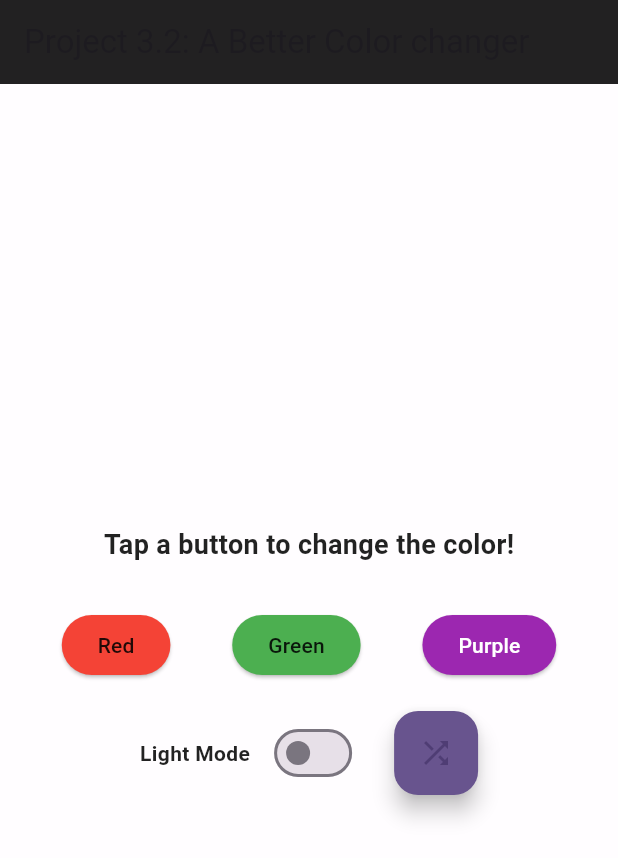
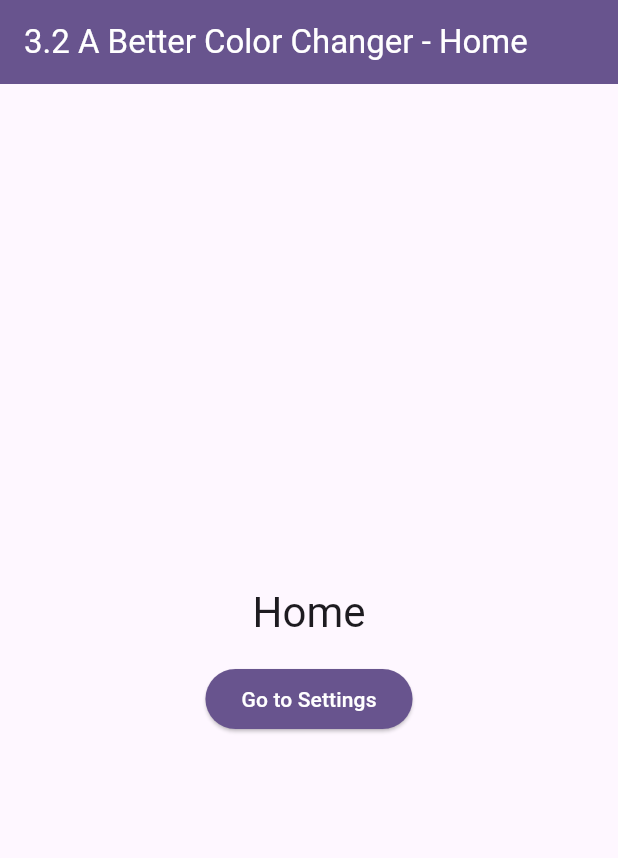
Before and after one commit to CammarataLudovico/flutter_void, a Flutter app: the screen it shows after launch, on a phone screen of 412 x 824 dp. Shown: the top 858 px of the screen. Run offline on Flutter 3.47's test engine with Material 3 defaults, Android fonts, the phone set to English and light mode, and no system bars; our stand-ins replace flutter_riverpod, go_router.

Commit message:
Project completed - Implemented theme management with Riverpod and add navigation between home and settings screens

```diff
--- a/lib/main.dart
+++ b/lib/main.dart
@@ -1,177 +1,59 @@
-import "dart:math";
+import "package:a_better_color_changer_3_2/providers/theme_notifier.dart";
+import "package:a_better_color_changer_3_2/screens/home.dart";
+import "package:a_better_color_changer_3_2/screens/settings.dart";
 import "package:flutter/material.dart";
+import "package:flutter_riverpod/flutter_riverpod.dart";
+import "package:go_router/go_router.dart";
 
 void main() {
-  runApp(const MyApp());
+  runApp(const ProviderScope(child: MyApp()));
 }
 
-class MyApp extends StatefulWidget {
+class MyApp extends ConsumerWidget {
   const MyApp({super.key});
 
   @override
-  State<MyApp> createState() => _MyAppState();
-}
+  Widget build(BuildContext context, WidgetRef ref) {
+    final themeState = ref.watch(themeNotifierProvider);
 
-class _MyAppState extends State<MyApp> {
-  Color _seedColor = Colors.deepPurple;
+    final router = GoRouter(
+      routes: [
+        GoRoute(
+          path: "/",
+          redirect: (BuildContext context, GoRouterState state) => "/home",
+        ),
+        GoRoute(path: "/home", builder: (context, state) => const HomeScreen()),
+        GoRoute(
+          path: "/settings",
+          builder: (context, state) => const SettingsScreen(),
+        ),
+      ],
+    );
 
-  void _randomizeSeed() {
-    final rnd = Random();
-    final randomColor = Colors.primaries[rnd.nextInt(Colors.primaries.length)];
-    setState(() {
-      _seedColor = randomColor;
-    });
-  }
+    final lightScheme = ColorScheme.fromSeed(
+      seedColor: themeState.seedColor,
+    );
+    final darkScheme = ColorScheme.fromSeed(
+      seedColor: themeState.seedColor,
+      brightness: Brightness.dark,
+    );
 
-  @override
-  Widget build(BuildContext context) {
-    return MaterialApp(
+    return MaterialApp.router(
       title: "Project 3.2: A Better Color changer",
       theme: ThemeData(
-        colorScheme: ColorScheme.fromSeed(seedColor: _seedColor),
+        colorScheme: lightScheme,
+        scaffoldBackgroundColor: lightScheme.surface,
+        useMaterial3: true,
       ),
-      home: ColorChangerPage(onRandomize: _randomizeSeed),
+      darkTheme: ThemeData(
+        colorScheme: darkScheme,
+        scaffoldBackgroundColor: darkScheme.surface,
+        useMaterial3: true,
+      ),
+      themeMode: themeState.brightness == Brightness.dark
+          ? ThemeMode.dark
+          : ThemeMode.light,
+      routerConfig: router,
     );
   }
 }
-
-class ColorChangerPage extends StatefulWidget {
-  const ColorChangerPage({super.key, this.onRandomize});
-  final VoidCallback? onRandomize;
-
-  @override
-  State<ColorChangerPage> createState() => _ColorChangerPageState();
-}
-
-class _ColorChangerPageState extends State<ColorChangerPage> {
-  Color _backgroundColor = Colors.white70;
-  bool isSwitched = false;
-  Brightness brightness = Brightness.light;
-
-  @override
-  Widget build(BuildContext context) {
-    return Scaffold(
-      appBar: AppBar(
-        title: const Text("Project 3.2: A Better Color changer"),
-        backgroundColor: Colors.black87,
-      ),
-      body: AnimatedContainer(
-        duration: const Duration(milliseconds: 500),
-        color: _backgroundColor,
-        child: Center(
-          child: Column(
-            mainAxisAlignment: MainAxisAlignment.center,
-            children: <Widget>[
-              Text(
-                "Tap a button to change the color!",
-                style: TextStyle(
-                  fontSize: 18,
-                  fontWeight: FontWeight.bold,
-                  color: isSwitched ? Colors.white70 : Colors.black87,
-                ),
-              ),
-              const SizedBox(height: 30),
-              Row(
-                mainAxisAlignment: MainAxisAlignment.spaceEvenly,
-                children: [
-                  ElevatedButton(
-                    style: ElevatedButton.styleFrom(
-                      backgroundColor: Colors.red,
-                    ),
-                    onPressed: () {
-                      setState(() {
-                        _backgroundColor = Colors.red;
-                        isSwitched = false;
-                      });
-                    },
-                    child: const Text(
-                      "Red",
-                      style: TextStyle(
-                        color: Colors.black87,
-                      ),
-                    ),
-                  ),
-                  ElevatedButton(
-                    style: ElevatedButton.styleFrom(
-                      backgroundColor: Colors.green,
-                    ),
-                    onPressed: () {
-                      setState(() {
-                        _backgroundColor = Colors.green;
-                        isSwitched = false;
-                      });
-                    },
-                    child: const Text(
-                      "Green",
-                      style: TextStyle(
-                        color: Colors.black87,
-                      ),
-                    ),
-                  ),
-                  ElevatedButton(
-                    style: ElevatedButton.styleFrom(
-                      backgroundColor: Colors.purple,
-                    ),
-                    onPressed: () {
-                      setState(() {
-                        _backgroundColor = Colors.purple;
-                        isSwitched = false;
-                      });
-                    },
-                    child: const Text(
-                      "Purple",
-                      style: TextStyle(
-                        color: Colors.white,
-                      ),
-                    ),
-                  ),
-                ],
-              ),
-              const SizedBox(height: 20),
-              Row(
-                mainAxisAlignment: MainAxisAlignment.center,
-                children: [
-                  Text(
-                    isSwitched ? "Dark mode" : "Light Mode",
-                    style: TextStyle(
-                      fontWeight: FontWeight.w600,
-                      color: isSwitched ? Colors.white70 : Colors.black87,
-                    ),
-                  ),
-                  const SizedBox(width: 12),
-                  Switch(
-                    value: isSwitched,
-                    onChanged: (value) {
-                      setState(() {
-                        isSwitched = value;
-                        brightness = value ? Brightness.dark : Brightness.light;
-                        _backgroundColor = (brightness == Brightness.dark)
-                            ? Colors.black87
-                            : Colors.white70;
-                      });
-                    },
-                  ),
-                  const SizedBox(width: 24),
-                  FloatingActionButton(
-                    onPressed: () {
-                      final rnd = Random();
-                      final randomColor = Colors
-                          .primaries[rnd.nextInt(Colors.primaries.length)];
-                      setState(() {
-                        _backgroundColor = randomColor;
-                        isSwitched = false;
-                      });
-                    },
-                    tooltip: "Randomize background",
-                    backgroundColor: Theme.of(context).colorScheme.primary,
-                    child: const Icon(Icons.shuffle),
-                  ),
-                ],
-              ),
-            ],
-          ),
-        ),
-      ),
-    );
-  }
-}
--- a/lib/screens/home.dart
+++ b/lib/screens/home.dart
@@ -0,0 +1,40 @@
+import "package:flutter/material.dart";
+import "package:flutter_riverpod/flutter_riverpod.dart";
+import "package:go_router/go_router.dart";
+
+class HomeScreen extends ConsumerWidget {
+  const HomeScreen({super.key});
+
+  @override
+  Widget build(BuildContext context, WidgetRef ref) {
+    final colorScheme = Theme.of(context).colorScheme;
+
+    return Scaffold(
+      appBar: AppBar(
+        title: const Text("3.2 A Better Color Changer - Home"),
+        backgroundColor: colorScheme.primary,
+        foregroundColor: colorScheme.onPrimary,
+      ),
+      body: Center(
+        child: Column(
+          mainAxisSize: MainAxisSize.min,
+          children: [
+            Text(
+              "Home",
+              style: Theme.of(context).textTheme.headlineMedium,
+            ),
+            const SizedBox(height: 16),
+            ElevatedButton(
+              onPressed: () => context.go("/settings"),
+              style: ElevatedButton.styleFrom(
+                backgroundColor: colorScheme.primary,
+                foregroundColor: colorScheme.onPrimary,
+              ),
+              child: const Text("Go to Settings"),
+            ),
+          ],
+        ),
+      ),
+    );
+  }
+}
```
Also changed, not shown: lib/providers/theme_notifier.dart (+42 -0 lines), lib/screens/settings.dart (+74 -0 lines).
